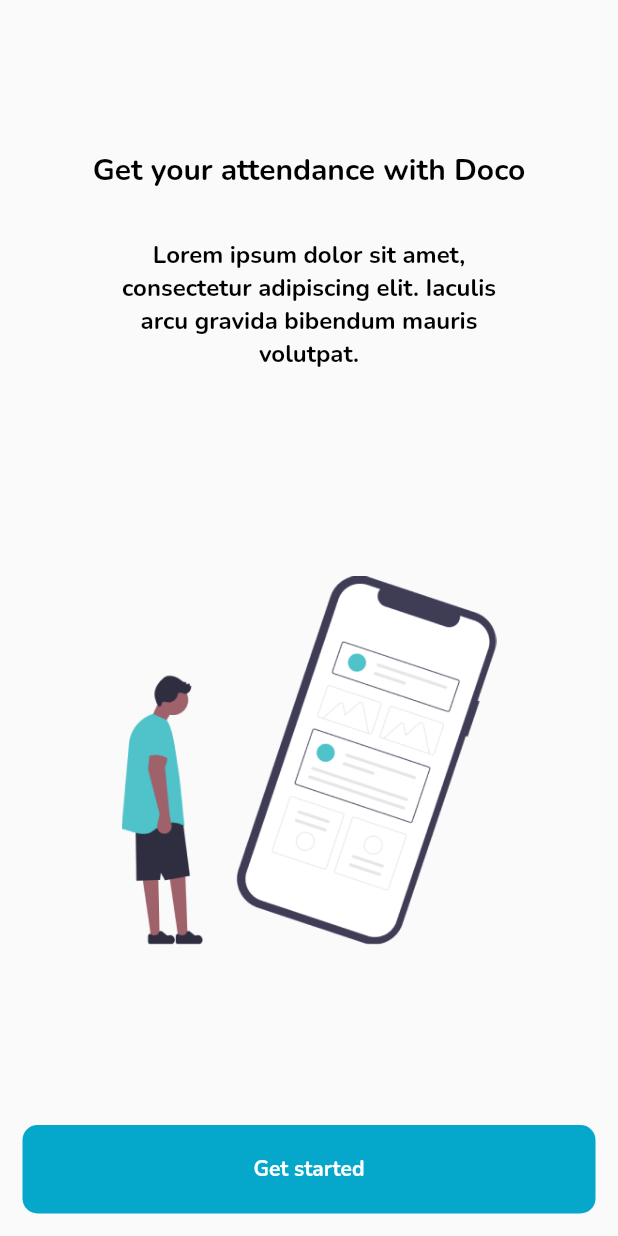
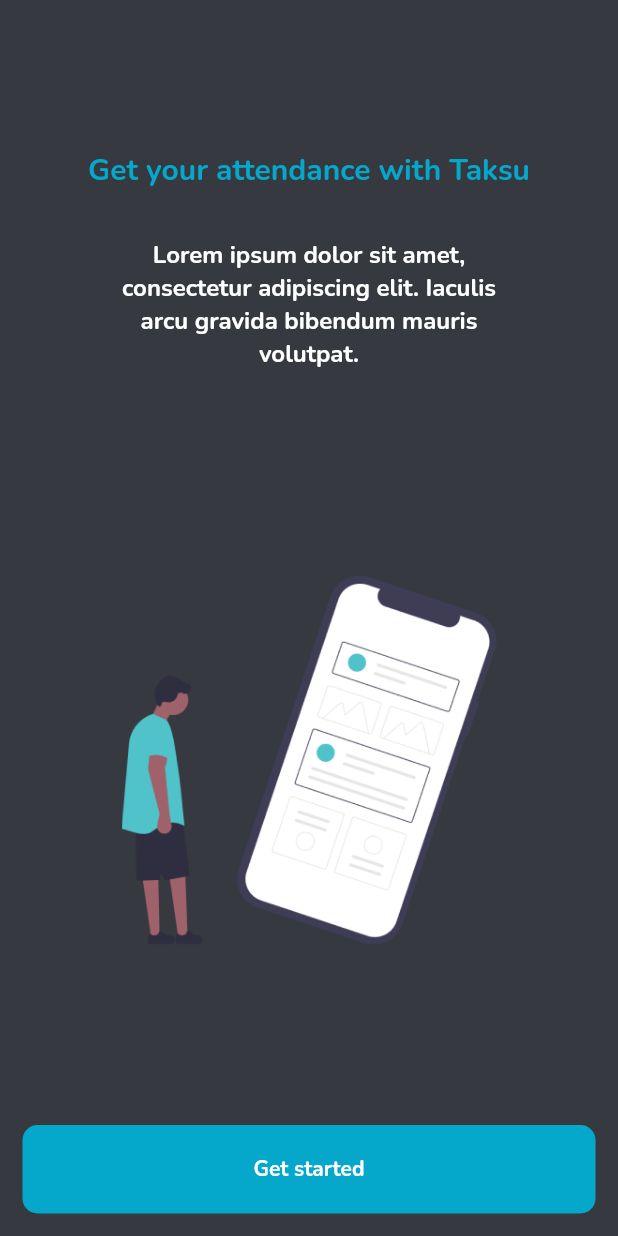
Before and after one commit to yoesside/doco_app, a Flutter app: the screen it shows after launch, on a phone screen of 412 x 824 dp. Run offline on Flutter 3.47's test engine with Material 2 defaults, Android fonts, the phone set to English and light mode, and no system bars.

Commit message:
update_1.2

```diff
--- a/lib/main.dart
+++ b/lib/main.dart
@@ -1,5 +1,6 @@
 import 'package:flutter/material.dart';
 import 'package:doco_app/pages/splash_page.dart';
+import 'package:doco_app/theme.dart';
 
 
 void main() {
@@ -16,8 +17,8 @@ class MyApp extends StatelessWidget {
       ),
       debugShowCheckedModeBanner: false,
       home: Scaffold(
+        backgroundColor: darkColor,
         body: Container(
-
           child: Center(
             child: SplashPage(),
           ),
--- a/lib/pages/splash_page.dart
+++ b/lib/pages/splash_page.dart
@@ -22,9 +22,9 @@ class _SplashPageState extends State<SplashPage> {
                   margin: const EdgeInsets.only(
                     top: 100,
                   ),
-                  child: Text("Get your attendance with Doco",
+                  child: Text("Get your attendance with Taksu",
                     style: TextStyle(
-                      color: blackColor,
+                      color: cyanDarkColor,
                       fontSize: 20,
                     ),
                   )
@@ -40,7 +40,7 @@ class _SplashPageState extends State<SplashPage> {
                   child: Text("Lorem ipsum dolor sit amet, consectetur adipiscing elit. Iaculis arcu gravida bibendum mauris volutpat.",
                     textAlign: TextAlign.center,
                     style: TextStyle(
-                      color: blackColor,
+                      color: whiteColor,
                       fontSize: 16,
                     ),
                   ),
--- a/lib/theme.dart
+++ b/lib/theme.dart
@@ -5,3 +5,4 @@ Color cyanDarkColor=Color(0xff05A7CB);
 Color whiteColor=Color(0xffFFFFFF);
 Color blackColor=Color(0xff000000);
 Color cyanMainColor=Color(0xff05A7CB);
+Color darkColor=Color(0xff36393F);
```
Also changed, not shown: lib/pages/login_page.dart (added, +46 -0 lines), assets/images/logo_taksu.png (added).
